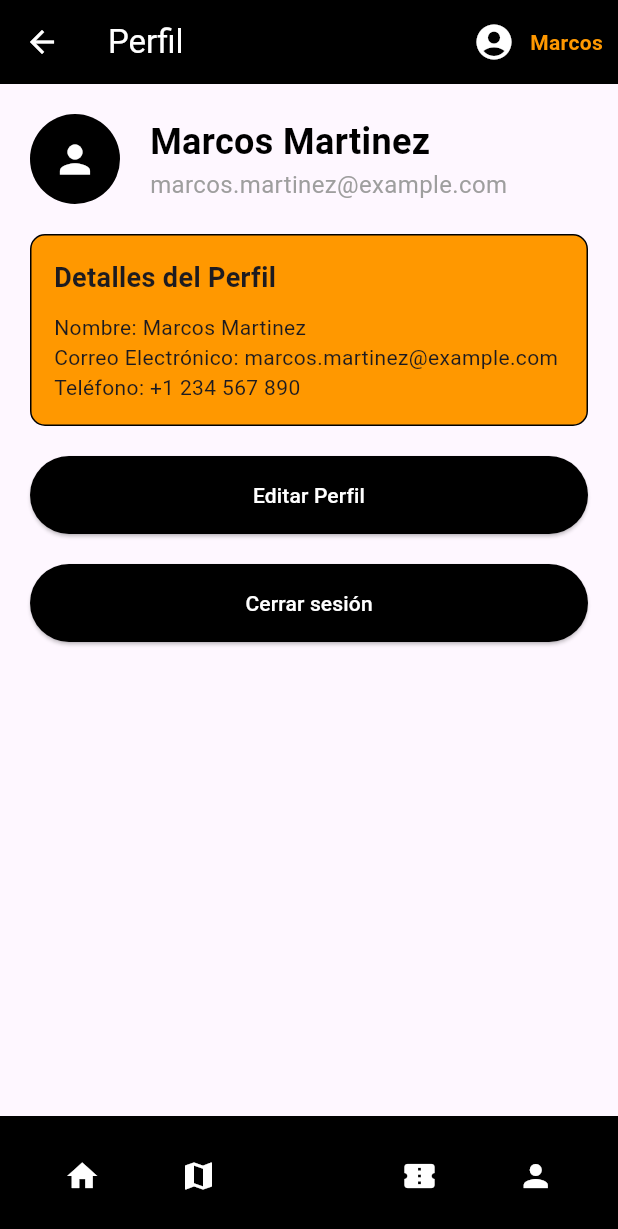
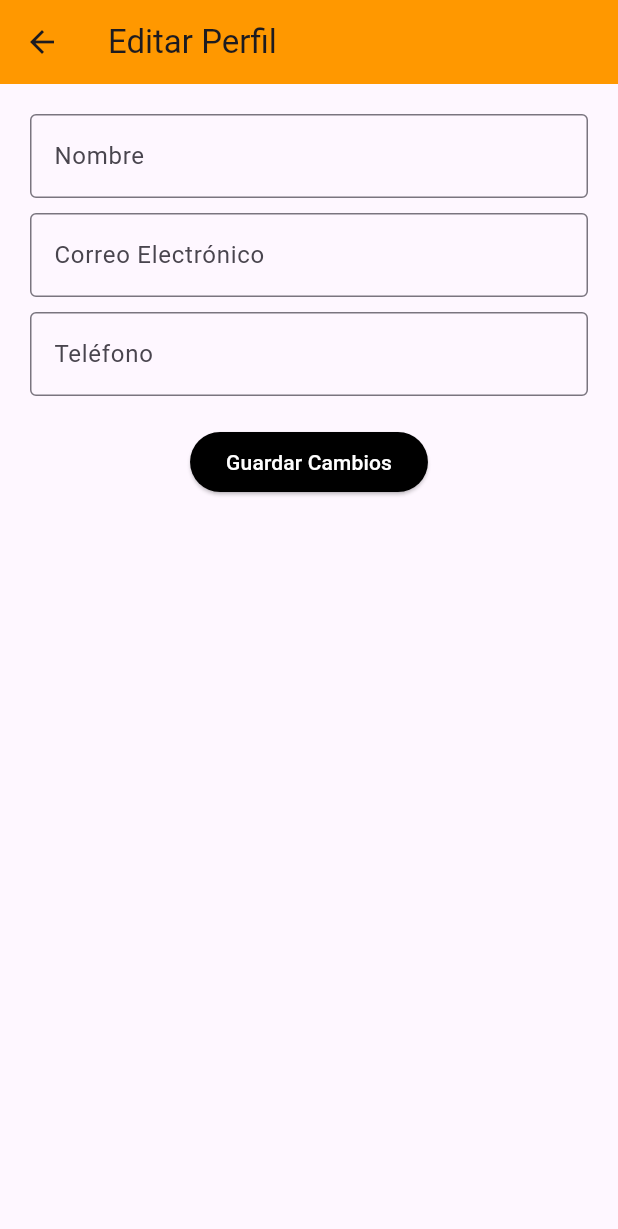
Before and after one commit to Dmytro047/enruta, a Flutter app: the ProfileScreen screen opened directly, item 4 of the bottom bar chosen, after a tap on "Editar Perfil", on a phone screen of 412 x 824 dp. Shown: the top 1229 px of the screen. Run offline on Flutter 3.47's test engine with Material 3 defaults, Android fonts, the phone set to English and light mode, and no system bars.

Commit message:
Creada la pantalla de Editar perfil

```diff
--- /dev/null
+++ b/lib/screen/editprofile.dart
@@ -0,0 +1,68 @@
+import 'package:flutter/material.dart';
+
+class EditProfileScreen extends StatelessWidget {
+  const EditProfileScreen({super.key});
+
+  @override
+  Widget build(BuildContext context) {
+    return Scaffold(
+      appBar: AppBar(
+        title: const Text('Editar Perfil'),
+        backgroundColor: Colors.orange,
+      ),
+      body: Padding(
+        padding: const EdgeInsets.all(20.0),
+        child: Column(
+          children: [
+            const TextField(
+              decoration: InputDecoration(
+                labelText: 'Nombre',
+                border: OutlineInputBorder(
+                  borderSide: BorderSide(color: Colors.black),
+                ),
+                focusedBorder: OutlineInputBorder(
+                  borderSide: BorderSide(color: Colors.orange),
+                ),
+              ),
+            ),
+            const SizedBox(height: 10),
+            const TextField(
+              decoration: InputDecoration(
+                labelText: 'Correo Electrónico',
+                border: OutlineInputBorder(
+                  borderSide: BorderSide(color: Colors.black),
+                ),
+                focusedBorder: OutlineInputBorder(
+                  borderSide: BorderSide(color: Colors.orange),
+                ),
+              ),
+            ),
+            const SizedBox(height: 10),
+            const TextField(
+              decoration: InputDecoration(
+                labelText: 'Teléfono',
+                border: OutlineInputBorder(
+                  borderSide: BorderSide(color: Colors.black),
+                ),
+                focusedBorder: OutlineInputBorder(
+                  borderSide: BorderSide(color: Colors.orange),
+                ),
+              ),
+            ),
+            const SizedBox(height: 20),
+            ElevatedButton(
+              onPressed: () {
+                Navigator.pop(context);
+              },
+              style: ElevatedButton.styleFrom(
+                backgroundColor: Colors.black,
+                foregroundColor: Colors.white,
+              ),
+              child: const Text('Guardar Cambios'),
+            ),
+          ],
+        ),
+      ),
+    );
+  }
+}
--- a/lib/screen/forgotpassword.dart
+++ b/lib/screen/forgotpassword.dart
@@ -17,7 +17,6 @@ class ForgotPasswordScreen extends StatelessWidget {
           mainAxisAlignment: MainAxisAlignment.center,
           crossAxisAlignment: CrossAxisAlignment.stretch,
           children: [
-            // Title
             const Text(
               'Recuperar Contraseña',
               style: TextStyle(
@@ -28,8 +27,6 @@ class ForgotPasswordScreen extends StatelessWidget {
               textAlign: TextAlign.center,
             ),
             const SizedBox(height: 20),
-
-            // Instruction
             const Text(
               'Ingrese su correo electrónico para recibir un enlace de recuperación de contraseña.',
               style: TextStyle(
@@ -39,8 +36,6 @@ class ForgotPasswordScreen extends StatelessWidget {
               textAlign: TextAlign.center,
             ),
             const SizedBox(height: 20),
-
-            // Email Input
             const TextField(
               decoration: InputDecoration(
                 labelText: 'Correo Electrónico',
@@ -56,25 +51,19 @@ class ForgotPasswordScreen extends StatelessWidget {
               keyboardType: TextInputType.emailAddress,
             ),
             const SizedBox(height: 20),
-
-            // Submit Button
             ElevatedButton(
-              onPressed: () {
-                // Handle password recovery
-              },
+              onPressed: () {},
               style: ElevatedButton.styleFrom(
-                backgroundColor: Colors.orange, // Background color
-                foregroundColor: Colors.white, // Text color
+                backgroundColor: Colors.orange,
+                foregroundColor: Colors.white,
                 padding: const EdgeInsets.symmetric(vertical: 16),
               ),
               child: const Text('Enviar Enlace de Recuperación'),
             ),
             const SizedBox(height: 20),
-
-            // Back to Login Button
             TextButton(
               onPressed: () {
-                Navigator.pop(context); // Navigate back to the login screen
+                Navigator.pop(context);
               },
               child: RichText(
                 text: TextSpan(
@@ -88,7 +77,6 @@ class ForgotPasswordScreen extends StatelessWidget {
                       ),
                       recognizer: TapGestureRecognizer()
                         ..onTap = () {
-                          // Acción al presionar el texto "Inicia sesión."
                           Navigator.push(
                             context,
                             MaterialPageRoute(
--- a/lib/screen/profile.dart
+++ b/lib/screen/profile.dart
@@ -1,3 +1,4 @@
+import 'package:enruta/screen/editprofile.dart';
 import 'package:enruta/screen/login.dart';
 import 'package:flutter/material.dart';
 import '../common/footer.dart';
@@ -15,9 +16,7 @@ class ProfileScreen extends StatelessWidget {
       body: Padding(
         padding: const EdgeInsets.all(20.0),
         child: Column(
-          crossAxisAlignment: CrossAxisAlignment.stretch,
           children: [
-            // Profile Picture and Name
             const Row(
               children: [
                 CircleAvatar(
@@ -53,8 +52,6 @@ class ProfileScreen extends StatelessWidget {
               ],
             ),
             const SizedBox(height: 20),
-
-            // Profile Details
             Container(
               padding: const EdgeInsets.all(15),
               decoration: BoxDecoration(
@@ -80,26 +77,23 @@ class ProfileScreen extends StatelessWidget {
               ),
             ),
             const SizedBox(height: 20),
-
-            // Edit Profile Button
             ElevatedButton(
               onPressed: () {
-                // Navigate to Edit Profile Screen
+                Navigator.push(
+                  context,
+                  MaterialPageRoute(
+                      builder: (context) => const EditProfileScreen()),
+                );
               },
               style: ElevatedButton.styleFrom(
                 backgroundColor: Colors.black,
                 foregroundColor: Colors.white,
-                padding: const EdgeInsets.symmetric(vertical: 16),
               ),
               child: const Text('Editar Perfil'),
             ),
             const SizedBox(height: 20),
-
-            // Logout Button
-
             ElevatedButton(
               onPressed: () {
-                // Perform logout action and navigate to LoginScreen
                 Navigator.pushReplacement(
                   context,
                   MaterialPageRoute(builder: (context) => LoginScreen()),
@@ -108,7 +102,6 @@ class ProfileScreen extends StatelessWidget {
               style: ElevatedButton.styleFrom(
                 backgroundColor: Colors.black,
                 foregroundColor: Colors.white,
-                padding: const EdgeInsets.symmetric(vertical: 16),
               ),
               child: const Text('Cerrar sesión'),
             ),
--- a/lib/screen/signup.dart
+++ b/lib/screen/signup.dart
@@ -15,7 +15,6 @@ class SignupScreen extends StatelessWidget {
             mainAxisAlignment: MainAxisAlignment.center,
             crossAxisAlignment: CrossAxisAlignment.stretch,
             children: [
-              // Título "Regístrate ahora"
               const Text(
                 'Regístrate ahora',
                 style: TextStyle(
@@ -26,8 +25,6 @@ class SignupScreen extends StatelessWidget {
                 textAlign: TextAlign.center,
               ),
               const SizedBox(height: 20),
-
-              // Input de Correo electrónico
               const TextField(
                 decoration: InputDecoration(
                   hintText: 'Correo electrónico',
@@ -41,8 +38,6 @@ class SignupScreen extends StatelessWidget {
                 ),
               ),
               const SizedBox(height: 10),
-
-              // Input de Nombre de usuario
               const TextField(
                 decoration: InputDecoration(
                   hintText: 'Nombre de usuario',
@@ -56,8 +51,6 @@ class SignupScreen extends StatelessWidget {
                 ),
               ),
               const SizedBox(height: 10),
-
-              // Input de Contraseña
               const TextField(
                 obscureText: true,
                 decoration: InputDecoration(
@@ -72,22 +65,16 @@ class SignupScreen extends StatelessWidget {
                 ),
               ),
               const SizedBox(height: 20),
-
-              // Botón "Crear cuenta"
               ElevatedButton(
-                onPressed: () {
-                  // Acción al presionar el botón "Crear cuenta"
-                },
+                onPressed: () {},
                 style: ElevatedButton.styleFrom(
-                  backgroundColor: Colors.orange, // Background color
-                  foregroundColor: Colors.white, // Text color
+                  backgroundColor: Colors.orange,
+                  foregroundColor: Colors.white,
                   padding: const EdgeInsets.symmetric(vertical: 16),
                 ),
                 child: const Text('Crear cuenta'),
               ),
               const SizedBox(height: 10),
-
-              // Texto "Ya tienes cuenta? Inicia sesión."
               RichText(
                 text: TextSpan(
                   text: 'Ya tienes cuenta? ',
@@ -101,7 +88,6 @@ class SignupScreen extends StatelessWidget {
                       ),
                       recognizer: TapGestureRecognizer()
                         ..onTap = () {
-                          // Acción al presionar el texto "Inicia sesión."
                           Navigator.push(
                             context,
                             MaterialPageRoute(
```
